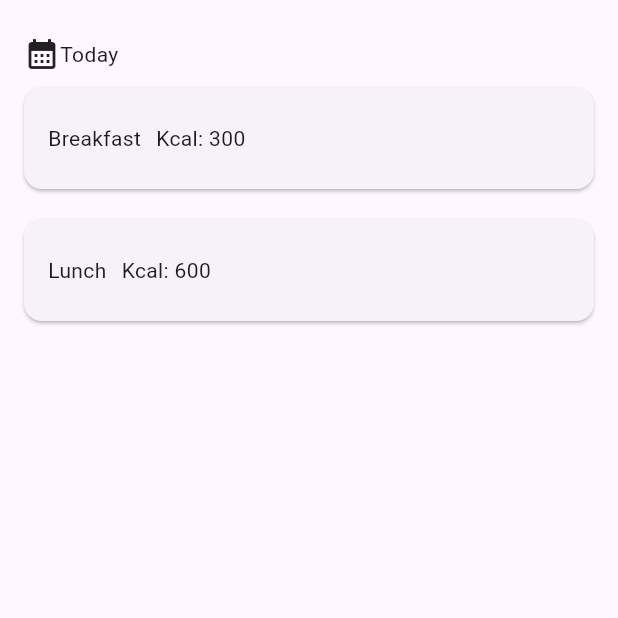
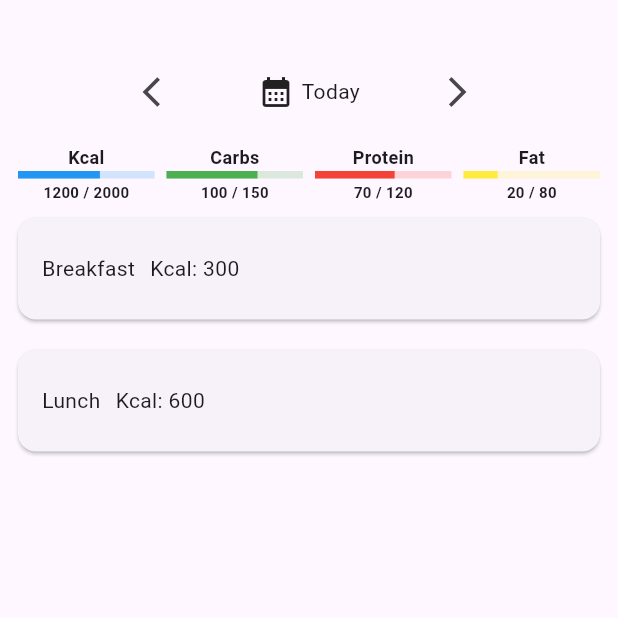
Before and after one commit to tomaszzywicki/cal-cones, a Flutter app: the MealLogScreen screen opened directly, on a phone screen of 412 x 824 dp, the top half of it. Run offline on Flutter 3.47's test engine with Material 3 defaults, Android fonts, the phone set to English and light mode, and no system bars; our stand-ins replace connectivity_plus, firebase_auth, firebase_core, logger, shared_preferences, smooth_page_indicator and 1 more; accounts and stored records are empty; network calls fail.

Commit message:
add macro lines to meal log screen

```diff
--- a/frontend/lib/features/meal_log/presentation/screens/meal_log_screen.dart
+++ b/frontend/lib/features/meal_log/presentation/screens/meal_log_screen.dart
@@ -1,6 +1,7 @@
 import 'package:flutter/material.dart';
 import 'package:frontend/features/meal/data/meal_entity.dart';
 import 'package:frontend/features/meal_log/presentation/widgets/date_widget.dart';
+import 'package:frontend/features/meal_log/presentation/widgets/macro_line.dart';
 import 'package:frontend/features/meal_log/presentation/widgets/meal_card.dart';
 
 class MealLogScreen extends StatefulWidget {
@@ -11,27 +12,79 @@ class MealLogScreen extends StatefulWidget {
 }
 
 class _MealLogScreenState extends State<MealLogScreen> {
+  DateTime selectedDate = DateTime.now().toUtc();
+  String _dateString = "Today";
+  bool _isLoading = false;
+
+  List<MealEntity> meals = [
+    MealEntity(userId: 1, name: 'Breakfast', totalKcal: 300),
+    MealEntity(userId: 1, name: 'Lunch', totalKcal: 600),
+  ]; // for now mocked
+
+  void _goToPreviousDay() {
+    setState(() {
+      selectedDate = selectedDate.subtract(Duration(days: 1));
+      _updateDateString();
+    });
+  }
+
+  void _goToNextDay() {
+    setState(() {
+      selectedDate = selectedDate.add(Duration(days: 1));
+      _updateDateString();
+    });
+  }
+
+  void _updateDateString() {
+    DateTime now = DateTime.now().toUtc();
+    if (selectedDate.year == now.year && selectedDate.month == now.month && selectedDate.day == now.day) {
+      _dateString = "Today";
+    } else {
+      _dateString =
+          "${selectedDate.day.toString().padLeft(2, '0')}-${selectedDate.month.toString().padLeft(2, '0')}-${selectedDate.year}";
+    }
+  }
+
   @override
   Widget build(BuildContext context) {
-    List<MealEntity> meals = [
-      MealEntity(userId: 1, name: 'Breakfast', totalKcal: 300),
-      MealEntity(userId: 1, name: 'Lunch', totalKcal: 600),
-    ]; // for now mocked
-
     return Scaffold(
       body: Padding(
-        padding: const EdgeInsets.symmetric(horizontal: 16.0, vertical: 24.0),
+        padding: const EdgeInsets.symmetric(horizontal: 12.0, vertical: 36.0),
         child: Column(
-          crossAxisAlignment: CrossAxisAlignment.start,
-          mainAxisAlignment: MainAxisAlignment.start,
           children: [
-            Row(children: [DateWidget(text: 'Today')]), // tu po bokach przyciski do zmiany daty w przód i tył
-            Row(children: []), // tutaj 4 razy macro line czy jakkolwiek to nazwać
-            // tutaj jakiś scroll view z expanded z MealCard'ami
+            Row(
+              crossAxisAlignment: CrossAxisAlignment.center,
+              mainAxisAlignment: MainAxisAlignment.center,
+              children: [
+                IconButton(icon: Icon(Icons.arrow_back_ios), onPressed: _goToPreviousDay),
+                DateWidget(text: _dateString),
+                IconButton(icon: Icon(Icons.arrow_forward_ios), onPressed: _goToNextDay),
+              ],
+            ),
+            SizedBox(height: 10),
+            Row(
+              children: [
+                Expanded(
+                  child: MacroLine(name: 'Kcal', color: Colors.blue, value: 1200, endValue: 2000),
+                ),
+                SizedBox(width: 8),
+                Expanded(
+                  child: MacroLine(name: 'Carbs', color: Colors.green, value: 100, endValue: 150),
+                ),
+                SizedBox(width: 8),
+                Expanded(
+                  child: MacroLine(name: 'Protein', color: Colors.red, value: 70, endValue: 120),
+                ),
+                SizedBox(width: 8),
+                Expanded(
+                  child: MacroLine(name: 'Fat', color: Colors.yellow, value: 20, endValue: 80),
+                ),
+              ],
+            ),
             Expanded(
               child: ListView.builder(
+                itemCount: meals.length,
                 itemBuilder: (context, index) => MealCard(meal: meals[index], onTap: () {}),
-                itemCount: meals.length,
               ),
             ),
           ],
--- a/frontend/lib/features/meal_log/presentation/widgets/date_widget.dart
+++ b/frontend/lib/features/meal_log/presentation/widgets/date_widget.dart
@@ -6,6 +6,13 @@ class DateWidget extends StatelessWidget {
 
   @override
   Widget build(BuildContext context) {
-    return Container(child: Row(children: [Icon(Icons.calendar_month), Text(text)]));
+    return Container(
+      width: 150,
+      height: 50,
+      child: Row(
+        mainAxisAlignment: MainAxisAlignment.center,
+        children: [Icon(Icons.calendar_month), SizedBox(width: 5), Text(text)],
+      ),
+    );
   }
 }
--- /dev/null
+++ b/frontend/lib/features/meal_log/presentation/widgets/macro_line.dart
@@ -0,0 +1,44 @@
+import 'package:flutter/material.dart';
+
+class MacroLine extends StatelessWidget {
+  final String name;
+  final Color color;
+  final double value;
+  final double endValue;
+
+  const MacroLine({required this.name, required this.color, required this.value, required this.endValue});
+
+  @override
+  Widget build(BuildContext context) {
+    return Column(
+      mainAxisSize: MainAxisSize.min,
+      crossAxisAlignment: CrossAxisAlignment.stretch,
+      children: [
+        SizedBox(
+          height: 16,
+          child: Center(
+            child: Text(name, style: TextStyle(fontSize: 12, fontWeight: FontWeight.w600)),
+          ),
+        ),
+        const SizedBox(height: 2),
+        LinearProgressIndicator(
+          value: value / endValue,
+          color: color,
+          backgroundColor: color.withValues(alpha: 0.2),
+          minHeight: 5,
+        ),
+        const SizedBox(height: 2),
+        SizedBox(
+          height: 14,
+          child: Center(
+            child: Text(
+              '${value.toInt()} / ${endValue.toInt()}',
+              style: const TextStyle(fontSize: 10, fontWeight: FontWeight.w600),
+              overflow: TextOverflow.ellipsis,
+            ),
+          ),
+        ),
+      ],
+    );
+  }
+}
```
